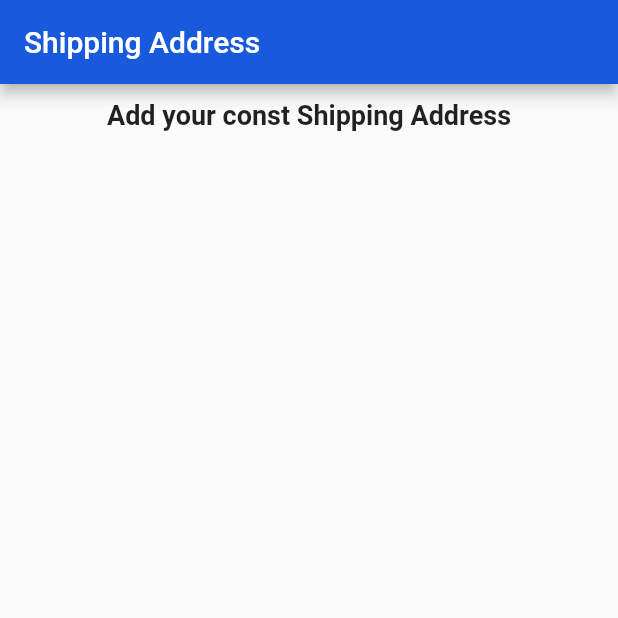
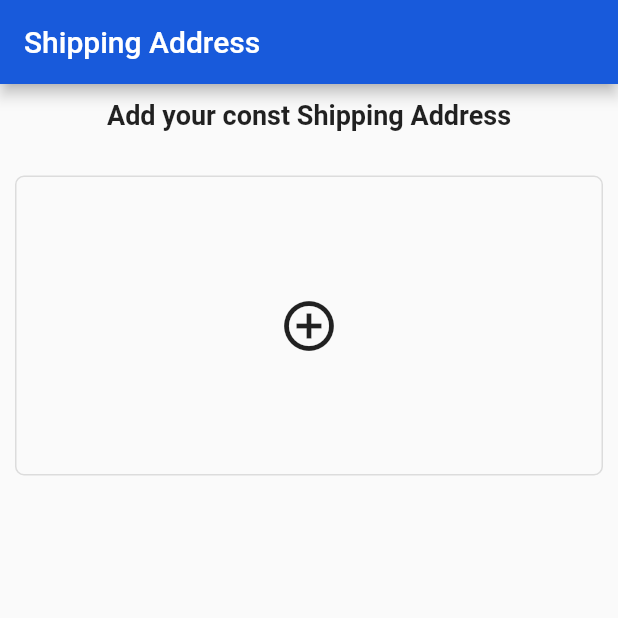
Before and after one commit to saminBee/hishabee_ecommerce, a Flutter app: the SetupAddress screen opened directly, on a phone screen of 412 x 824 dp, the top half of it. Run offline on Flutter 3.47's test engine with Material 2 defaults, Android fonts, the phone set to English and light mode, and no system bars; our stand-ins replace cached_network_image, carousel_slider, flutter_spinkit, fluttertoast, get, get_storage; missing offline and left inert: flutter_cart; accounts and stored records are empty; network calls fail; statements that could not run were skipped.

Commit message:
area function added

```diff
--- a/lib/theme1/controller/login_registration_controller/login_registration_controller.dart
+++ b/lib/theme1/controller/login_registration_controller/login_registration_controller.dart
@@ -27,19 +27,22 @@ class LoginRegistraionController extends GetxController{
   final districtName = 'District'.obs;
   @override
   void onInit() async {
-    profileDetailsFunction().then((value){
+    await profileDetailsFunction().then((value){
       profileDetails.value = value;
     });
 
-    getAllArea().then((value){
+    await getAllArea().then((value){
       area.value = value;
     });
 
-    getAllSelectedArea().then((value){
+    await getAllSelectedArea().then((value){
       allSelectedArea.value = value;
+      print('selected Area : ${allSelectedArea.value}');
     });
     super.onInit();
   }
+
+
 
   ///login
   Future<dynamic> login({password,mobile}) async {
--- a/lib/theme1/view/login registartion/address_setup.dart
+++ b/lib/theme1/view/login registartion/address_setup.dart
@@ -3,54 +3,122 @@ import 'package:get/get.dart';
 import 'package:hishabee_ecommerce/theme1/controller/login_registration_controller/login_registration_controller.dart';
 import 'package:hishabee_ecommerce/utils.dart';
 
-class SetupAddress extends StatelessWidget {
+class SetupAddress extends StatefulWidget {
+  @override
+  State<SetupAddress> createState() => _SetupAddressState();
+}
+
+class _SetupAddressState extends State<SetupAddress> {
   final LoginRegistraionController _loginRegistraionController = Get.find();
+
+  List<String> divisionName = [];
+  List<String> areaName = [];
+  List<String> districName = [];
+
+
+  @override
+  initState() {
+    checkArea();
+    super.initState();
+    // Add listeners to this class
+  }
+
+
+  checkArea(){
+    if(_loginRegistraionController.allSelectedArea.isNotEmpty){
+      for(int j = 0; j<_loginRegistraionController.allSelectedArea.length; j++){
+        for(int i = 0;i<_loginRegistraionController.area.length; i++){
+            if(_loginRegistraionController.allSelectedArea[j]['id'] == _loginRegistraionController.area[i]['id']){
+              divisionName.add(_loginRegistraionController.area[i]['name']);
+              for(int a = 0; a<_loginRegistraionController.area[i]['districts'].length; a++){
+                if(_loginRegistraionController.allSelectedArea[j]['district_id'] == _loginRegistraionController.area[i]['districts'][a]['id']){
+                  districName.add(_loginRegistraionController.area[i]['districts'][a]['name']);
+                  for(int b = 0; b<_loginRegistraionController.area[i]['districts'][a]['areas'].length; b++){
+                    if(_loginRegistraionController.allSelectedArea[j]['area_id'] == _loginRegistraionController.area[i]['districts'][a]['areas'][b]['id']){
+                      areaName.add(_loginRegistraionController.area[i]['districts'][a]['areas'][b]['id']);
+                    }
+                  }
+                }
+              }
+            }
+        }
+      }
+    }
+  }
 
   @override
   Widget build(BuildContext context) {
     return Scaffold(
       appBar: AppBar(
-          automaticallyImplyLeading: false,
+        automaticallyImplyLeading: false,
         title: Text('Shipping Address'),
         backgroundColor: hish_blue,
       ),
       body: Padding(
-        padding: const EdgeInsets.symmetric(horizontal: 10.0,vertical: 10),
+        padding: const EdgeInsets.symmetric(horizontal: 10.0, vertical: 10),
         child: Column(
           children: [
-            const Text('Add your const Shipping Address',style: TextStyle(
-                fontSize: 18, fontWeight: FontWeight.w600
-            ),),
-            const SizedBox(height: 20,),
-            ListView.builder(
-              shrinkWrap: true,
-              itemCount: _loginRegistraionController.allSelectedArea.length,
-              itemBuilder: (context, index) {
-                return Container(
+            const Text(
+              'Add your const Shipping Address',
+              style: TextStyle(fontSize: 18, fontWeight: FontWeight.w600),
+            ),
+            const SizedBox(
+              height: 20,
+            ),
+            Column(children: [
+              ...divisionName.map(
+                (element) => Container(
+                  width: double.infinity,
                   decoration: BoxDecoration(
                       borderRadius: BorderRadius.circular(6),
-                      border: Border.all(color: Colors.black12)
+                      border: Border.all(color: Colors.black12)),
+                  child: Padding(
+                    padding: const EdgeInsets.all(8.0),
+                    child: Text('$element'),
                   ),
-                  child: Text('${_loginRegistraionController.allSelectedArea[index]['division_id']}'),
-                );
-                // InkWell(
-                //   onTap: (){
-                //
-                //   },
-                //   child: Container(
-                //     height: 200,
-                //     width: double.infinity,
-                //     decoration: BoxDecoration(
-                //       border: Border.all(color: Colors.black12),
-                //       borderRadius: BorderRadius.circular(6)
-                //     ),
-                //     child: const Center(
-                //       child: Icon(Icons.add_circle_outline_sharp, size: 40,),
-                //     ),
-                //   ),
-                // );
-              }
-            ),
+                ),
+              ),
+              SizedBox(height: 10,),
+              InkWell(
+                onTap: () {},
+                child: Container(
+                  height: 200,
+                  width: double.infinity,
+                  decoration: BoxDecoration(
+                      border: Border.all(color: Colors.black12),
+                      borderRadius: BorderRadius.circular(6)),
+                  child: const Center(
+                    child: Icon(
+                      Icons.add_circle_outline_sharp,
+                      size: 40,
+                    ),
+                  ),
+                ),
+              ),
+            ])
+            // Obx(()=>ListView.builder(
+            //     shrinkWrap: true,
+            //     itemCount: _loginRegistraionController.allSelectedArea.length,
+            //     itemBuilder: (context, index) {
+            //       return ;
+            //       // InkWell(
+            //       //   onTap: (){
+            //       //
+            //       //   },
+            //       //   child: Container(
+            //       //     height: 200,
+            //       //     width: double.infinity,
+            //       //     decoration: BoxDecoration(
+            //       //       border: Border.all(color: Colors.black12),
+            //       //       borderRadius: BorderRadius.circular(6)
+            //       //     ),
+            //       //     child: const Center(
+            //       //       child: Icon(Icons.add_circle_outline_sharp, size: 40,),
+            //       //     ),
+            //       //   ),
+            //       // );
+            //     }
+            // )),
           ],
         ),
       ),
--- a/lib/theme1/view/login registartion/login.dart
+++ b/lib/theme1/view/login registartion/login.dart
@@ -269,6 +269,7 @@ class _LoginState extends State<Login> {
                       password: _loginRegistationController.passwordTextEditingController.value.text,
                     ).then((value){
                       box.write('token', '${value['access_token']}');
+                      print('token after login: ${value['access_token']}');
                     });
                     await _loginRegistationController.profileDetailsFunction().then((value){
                       _loginRegistationController.profileDetails.value = value;
```
